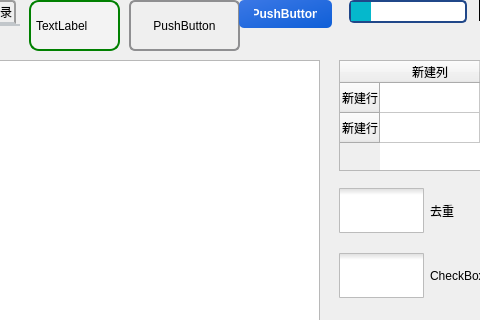
This is KCTS/KCTS Project/demo/test.ui in learniuH/work as Qt 5 draws it before an edit; both pictures show x 111 to 591 and y 0 to 320 of the 1213 by 407 pixel window. The edited form follows.
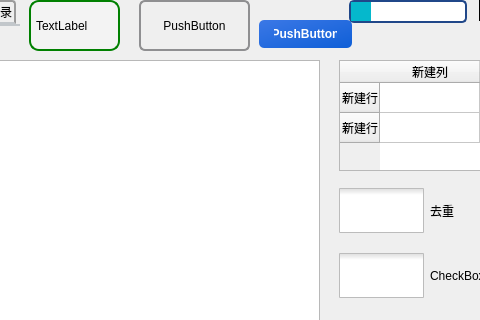
This is the edited form. Icons and pictures are not drawn.

```diff
--- a/KCTS/KCTS Project/demo/test.ui
+++ b/KCTS/KCTS Project/demo/test.ui
@@ -130,7 +130,7 @@
   <widget class="QPushButton" name="pushButton">
    <property name="geometry">
     <rect>
-     <x>240</x>
+     <x>250</x>
      <y>0</y>
      <width>111</width>
      <height>51</height>
@@ -182,8 +182,8 @@
   <widget class="QPushButton" name="pushButton_2">
    <property name="geometry">
     <rect>
-     <x>350</x>
-     <y>0</y>
+     <x>370</x>
+     <y>20</y>
      <width>93</width>
      <height>28</height>
     </rect>
```
Left out of the diff: 2 changed lines with no effect on the pictures.
